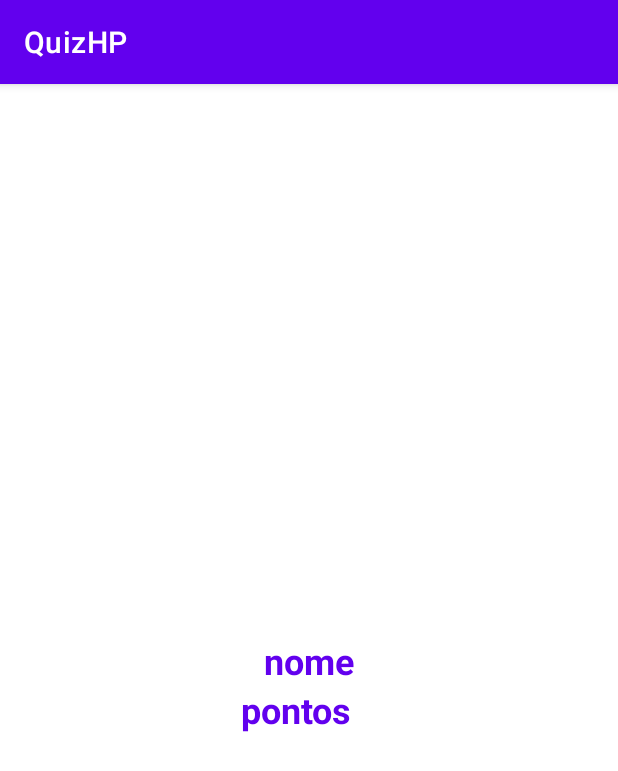
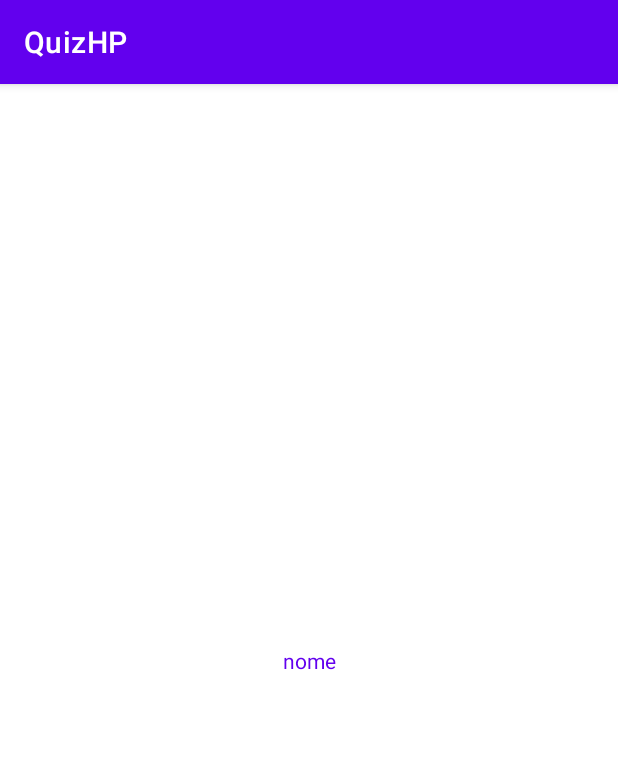
Before and after one commit to nelsonfogao/Fundamentos-do-Desenvolvimento-Android-QuizHP, an Android app: the ResultadoFragment screen opened through its navigation route, on a phone screen of 412 x 824 dp. Shown: the top 771 px of the screen. Run offline under Robolectric (Android 15) with nearby library versions, the light colour scheme and no system bars.

Commit message:
resultado nome

```diff
--- a/app/src/main/java/com/example/quizhp/HomeFragment.kt
+++ b/app/src/main/java/com/example/quizhp/HomeFragment.kt
@@ -32,7 +32,7 @@ class HomeFragment : Fragment() {
                 Toast.makeText(requireActivity(),"Digite seu nome!", Toast.LENGTH_LONG).show()
             }else {
                 var nomeNovo = editTextNome.text.toString()
-                mainViewModel.alterarNome(nomeNovo)
+                mainViewModel.nome = nomeNovo
                 findNavController().navigate(R.id.pergunta1Fragment)
             }
         }
--- a/app/src/main/java/com/example/quizhp/MainViewModel.kt
+++ b/app/src/main/java/com/example/quizhp/MainViewModel.kt
@@ -1,13 +1,7 @@
 package com.example.quizhp
 
-import android.content.Intent
 import androidx.lifecycle.ViewModel
 
 class MainViewModel : ViewModel(){
-    var nome:String = "nome"
-    fun alterarNome(nomeNovo:String):String{
-        nome = nomeNovo
-        return nome
-    }
-
+    var nome = "nome"
 }
--- a/app/src/main/java/com/example/quizhp/Pergunta1Fragment.kt
+++ b/app/src/main/java/com/example/quizhp/Pergunta1Fragment.kt
@@ -5,9 +5,9 @@ import androidx.fragment.app.Fragment
 import android.view.LayoutInflater
 import android.view.View
 import android.view.ViewGroup
+import android.widget.Toast
 import androidx.lifecycle.ViewModelProvider
 import androidx.navigation.fragment.findNavController
-import kotlinx.android.synthetic.main.fragment_home.*
 import kotlinx.android.synthetic.main.fragment_pergunta1.*
 
 class Pergunta1Fragment : Fragment() {
--- a/app/src/main/java/com/example/quizhp/ResultadoFragment.kt
+++ b/app/src/main/java/com/example/quizhp/ResultadoFragment.kt
@@ -5,8 +5,8 @@ import androidx.fragment.app.Fragment
 import android.view.LayoutInflater
 import android.view.View
 import android.view.ViewGroup
+import android.widget.Toast
 import androidx.lifecycle.ViewModelProvider
-import kotlinx.android.synthetic.main.fragment_home.*
 import kotlinx.android.synthetic.main.fragment_resultado.*
 
 class ResultadoFragment : Fragment() {
@@ -20,8 +20,13 @@ class ResultadoFragment : Fragment() {
         // Inflate the layout for this fragment
         var view = inflater.inflate(R.layout.fragment_resultado, container, false)
         mainViewModel = ViewModelProvider(requireActivity(), ViewModelFactory()).get(MainViewModel::class.java)
-        textViewNome.text = mainViewModel.nome
 
         return view
     }
+
+    override fun onViewCreated(view: View, savedInstanceState: Bundle?) {
+        super.onViewCreated(view, savedInstanceState)
+        var nome = mainViewModel.nome
+        textViewNome.text = nome
+    }
 }
--- a/app/src/main/res/layout/fragment_resultado.xml
+++ b/app/src/main/res/layout/fragment_resultado.xml
@@ -8,30 +8,16 @@
     tools:context=".ResultadoFragment">
 
     <!-- TODO: Update blank fragment layout -->
+
     <TextView
         android:id="@+id/textViewNome"
         android:layout_width="wrap_content"
         android:layout_height="wrap_content"
-        android:text="nome"
+        android:text="@string/resultadoNome"
         android:textColor="@color/purple_500"
-        android:textSize="24sp"
-        android:textStyle="bold"
         app:layout_constraintBottom_toBottomOf="parent"
         app:layout_constraintEnd_toEndOf="parent"
         app:layout_constraintStart_toStartOf="parent"
         app:layout_constraintTop_toTopOf="parent" />
 
-    <TextView
-        android:id="@+id/textViewPontuação"
-        android:layout_width="wrap_content"
-        android:layout_height="wrap_content"
-        android:text="pontos"
-        android:textColor="@color/purple_500"
-        android:textSize="24sp"
-        android:textStyle="bold"
-        app:layout_constraintEnd_toEndOf="parent"
-        app:layout_constraintHorizontal_bias="0.475"
-        app:layout_constraintStart_toStartOf="parent"
-        app:layout_constraintTop_toBottomOf="@+id/textViewNome" />
-
 </androidx.constraintlayout.widget.ConstraintLayout>
--- a/app/src/main/res/values/strings.xml
+++ b/app/src/main/res/values/strings.xml
@@ -28,6 +28,7 @@
     <string name="pergunta9">9- Por que Argo Filch, o zelador, não consegue fazer magia?</string>
     <string name="fotopergunta10">Foto do Frei-Gorducho</string>
     <string name="pergunta10">10- O Frei-Gorducho era fantasma de qual casa de Hogwarts?</string>
+    <string name="resultadoNome">nome</string>
 
 
 
```
